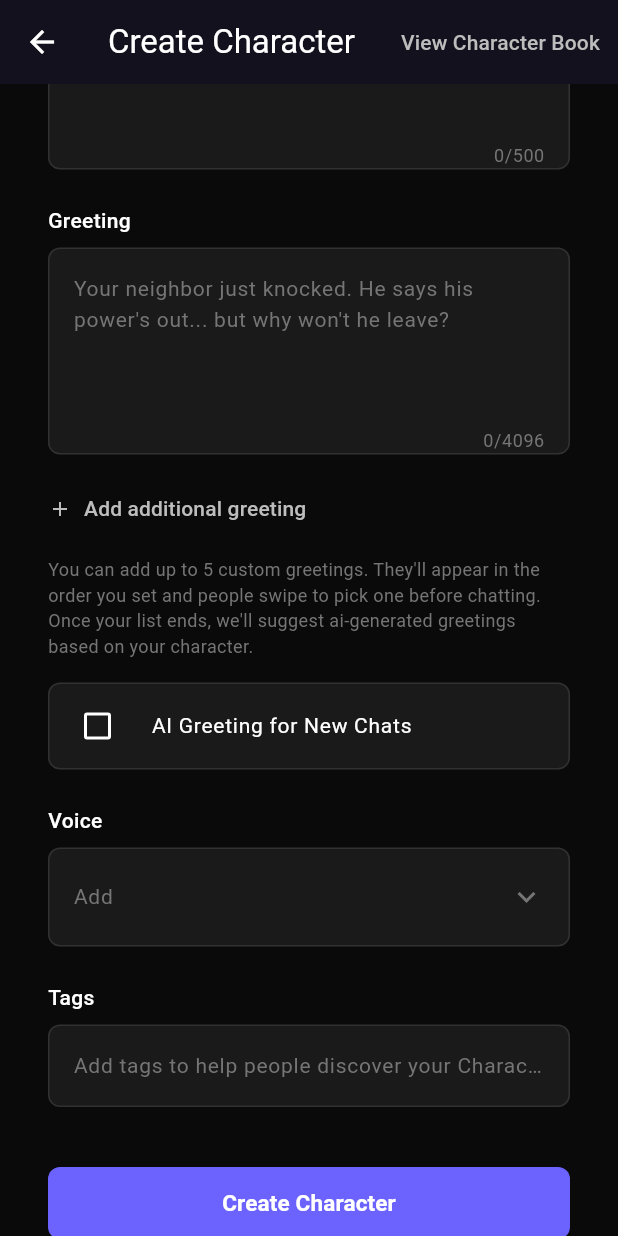
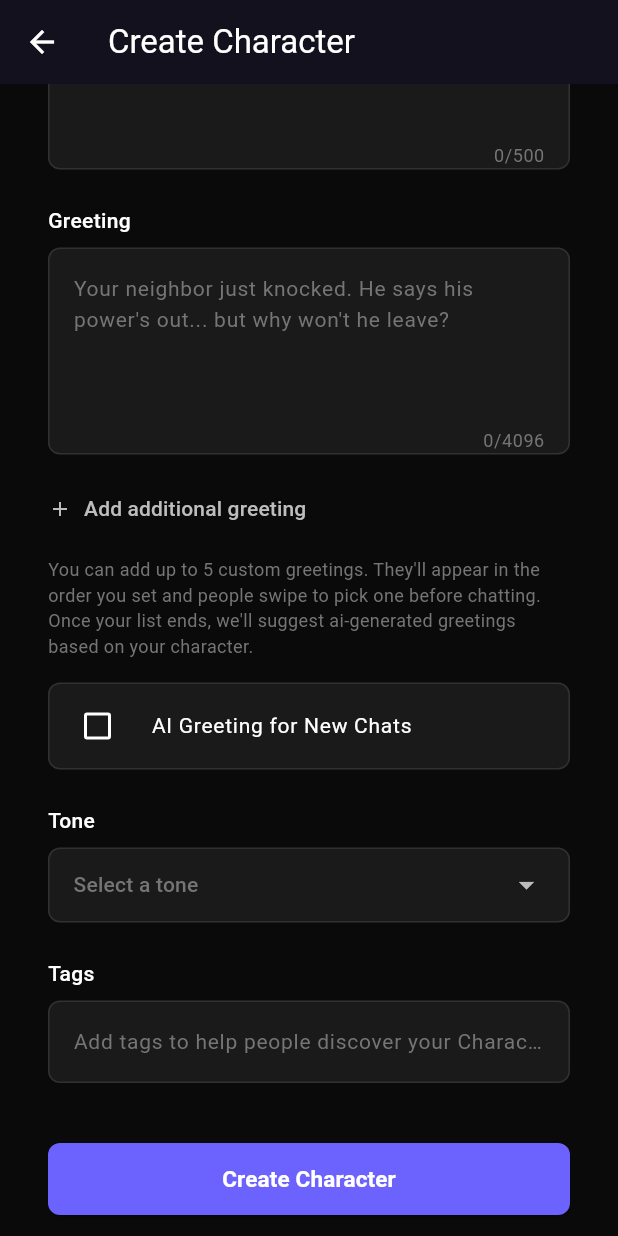
Before and after one commit to accee00/avatar-ai, a Flutter app: the CreateCharacterForm screen opened directly, scrolled down 576 dp, on a phone screen of 412 x 824 dp. Run offline on Flutter 3.47's test engine with Material 3 defaults, Android fonts, the phone set to English and light mode, and no system bars; our stand-ins replace cloud_firestore, firebase_auth, firebase_core, firebase_storage, flutter_riverpod, fpdart and 4 more; accounts and stored records are empty; generated files the repository leaves out were written again.

Commit message:
Add:Home feature

```diff
--- a/lib/core/routes/go_routes.dart
+++ b/lib/core/routes/go_routes.dart
@@ -2,7 +2,7 @@ import 'package:avatar_ai/core/routes/app_routes.dart';
 import 'package:avatar_ai/features/auth/view/auth_screen.dart';
 import 'package:avatar_ai/features/auth/view/forgot_password.dart';
 import 'package:avatar_ai/features/auth/view/splash_screen.dart';
-import 'package:avatar_ai/view/home_screen.dart';
+import 'package:avatar_ai/features/home/view/main_screen.dart';
 import 'package:flutter/material.dart';
 import 'package:go_router/go_router.dart';
 
@@ -37,7 +37,7 @@ class GoRoutes {
       GoRoute(
         name: AppRoutes.mainScreen,
         path: AppRoutes.mainScreen,
-        builder: (context, state) => HomeScreen(),
+        builder: (context, state) => MainScreen(),
       ),
     ],
   );
--- a/lib/view/create_character_form.dart
+++ b/lib/features/home/view/create_character_form.dart
@@ -1,4 +1,8 @@
+import 'dart:io';
+
+import 'package:avatar_ai/core/utils/utils.dart';
 import 'package:flutter/material.dart';
+import 'package:image_picker/image_picker.dart';
 
 class CreateCharacterForm extends StatefulWidget {
   const CreateCharacterForm({super.key});
@@ -12,13 +16,19 @@ class _CreateCharacterFormState extends State<CreateCharacterForm> {
   final _taglineController = TextEditingController();
   final _descriptionController = TextEditingController();
   final _tagsController = TextEditingController();
-
+  final List<String> _tones = [
+    'Friendly',
+    'Serious',
+    'Funny',
+    'Excited',
+    'Calm',
+  ];
   bool _aiGreeting = false;
   final List<TextEditingController> _greetingControllers = [
     TextEditingController(),
   ];
-  String? _selectedVoice;
-
+  String? _selectedTone;
+  File? _pickedImage;
   @override
   void dispose() {
     _nameController.dispose();
@@ -42,15 +52,6 @@ class _CreateCharacterFormState extends State<CreateCharacterForm> {
           onPressed: () {},
         ),
         title: const Text('Create Character'),
-        actions: [
-          TextButton(
-            onPressed: () {},
-            child: Text(
-              'View Character Book',
-              style: TextStyle(color: Colors.grey[400]),
-            ),
-          ),
-        ],
       ),
       body: SingleChildScrollView(
         child: Center(
@@ -61,7 +62,18 @@ class _CreateCharacterFormState extends State<CreateCharacterForm> {
               crossAxisAlignment: CrossAxisAlignment.start,
               children: [
                 // Avatar Section
-                Center(
+                GestureDetector(
+                  onTap: () async {
+                    File? file = await AppImagePicker().pickImage(
+                      source: ImageSource.gallery,
+                    );
+                    if (file != null) {
+                      setState(() {
+                        _pickedImage = file;
+                      });
+                    }
+                  },
+                  child: Center(
                     child: Stack(
                       children: [
                         Container(
@@ -77,6 +89,11 @@ class _CreateCharacterFormState extends State<CreateCharacterForm> {
                                 const Color(0xFF8B4513),
                               ],
                             ),
+                          ),
+                          child: ClipOval(
+                            child: _pickedImage != null
+                                ? Image.file(_pickedImage!, fit: BoxFit.cover)
+                                : null, // or placeholder
                           ),
                         ),
                         Positioned(
@@ -100,6 +117,7 @@ class _CreateCharacterFormState extends State<CreateCharacterForm> {
                           ),
                         ),
                       ],
+                    ),
                   ),
                 ),
                 const SizedBox(height: 40),
@@ -180,7 +198,7 @@ class _CreateCharacterFormState extends State<CreateCharacterForm> {
                       maxLines: 4,
                     ),
                   );
-                }).toList(),
+                }),
 
                 if (_greetingControllers.length < 5)
                   TextButton.icon(
@@ -228,46 +246,53 @@ class _CreateCharacterFormState extends State<CreateCharacterForm> {
                   ),
                 ),
                 const SizedBox(height: 24),
-
-                // Voice
                 const Text(
-                  'Voice',
+                  'Tone',
                   style: TextStyle(
                     fontSize: 14,
                     fontWeight: FontWeight.w500,
                     color: Colors.white,
                   ),
                 ),
+
                 const SizedBox(height: 8),
                 Container(
+                  padding: const EdgeInsets.symmetric(horizontal: 16),
                   decoration: BoxDecoration(
                     color: const Color(0xFF1A1A1A),
                     borderRadius: BorderRadius.circular(8),
                     border: Border.all(color: Colors.white.withOpacity(0.1)),
                   ),
-                  child: ListTile(
-                    title: Text(
-                      _selectedVoice ?? 'Add',
-                      style: TextStyle(
-                        color: _selectedVoice == null
-                            ? Colors.grey[600]
-                            : Colors.white,
+                  child: DropdownButtonHideUnderline(
+                    child: DropdownButton<String>(
+                      isExpanded: true,
+                      value: _selectedTone,
+                      hint: Text(
+                        'Select a tone',
+                        style: TextStyle(color: Colors.grey[600], fontSize: 14),
+                      ),
+                      dropdownColor: const Color(0xFF1A1A1A),
+                      items: _tones.map((tone) {
+                        return DropdownMenuItem<String>(
+                          value: tone,
+                          child: Text(
+                            tone,
+                            style: const TextStyle(
+                              color: Colors.white,
                               fontSize: 14,
                             ),
                           ),
-                    trailing: Icon(
-                      Icons.keyboard_arrow_down,
-                      color: Colors.grey[600],
-                    ),
-                    onTap: () {},
-                    contentPadding: const EdgeInsets.symmetric(
-                      horizontal: 16,
-                      vertical: 4,
+                        );
+                      }).toList(),
+                      onChanged: (value) {
+                        setState(() {
+                          _selectedTone = value;
+                        });
+                      },
                     ),
                   ),
                 ),
                 const SizedBox(height: 24),
-
                 // Tags
                 const Text(
                   'Tags',
--- a/pubspec.yaml
+++ b/pubspec.yaml
@@ -34,7 +34,6 @@ dependencies:
   # The following adds the Cupertino Icons font to your application.
   # Use with the CupertinoIcons class for iOS style icons.
   cupertino_icons: ^1.0.8
-  dio: ^5.9.0
   logging: ^1.3.0
   firebase_core: ^4.2.0
   firebase_auth: ^6.1.1
@@ -43,6 +42,9 @@ dependencies:
   riverpod_annotation: ^3.0.3
   fpdart: ^1.2.0
   go_router: ^16.3.0
+  image_picker: ^1.2.0
+  cloud_firestore: ^6.1.0
+  firebase_storage: ^13.0.4
   # firebase_auth: ^6.1.1
   # firebase_core: ^4.2.0
   # google_fonts: ^6.3.2
```
Also changed, not shown: lib/core/firebase_providers/firebase_providers.dart (+12 -0 lines), lib/core/utils/utils.dart (+24 -0 lines), lib/features/home/repository/home_repository.dart (added, +66 -0 lines), lib/features/home/view/home_screen.dart (renamed from lib/view/home_screen.dart, +0 -64 lines), lib/features/home/view/main_screen.dart (added, +66 -0 lines), lib/core/firebase_providers/firebase_providers.g.dart, lib/features/home/repository/home_repository.g.dart (added), pubspec.lock, 6 other files. Lines whose indentation alone changed are shown as unchanged.
